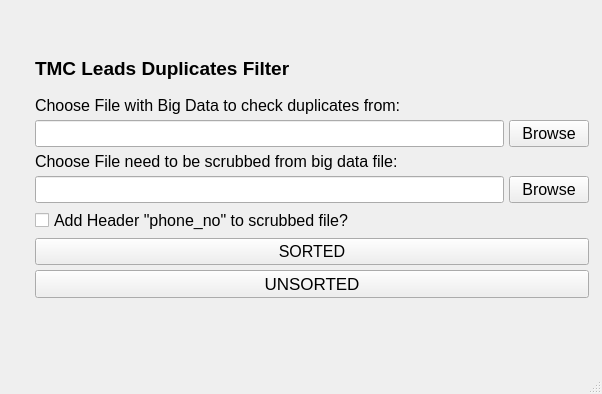
muqeetmughal/Filter-Phone-Numbers-PyQt5-Numpy-Desktop-App, file ui/main.ui: the form before one commit.
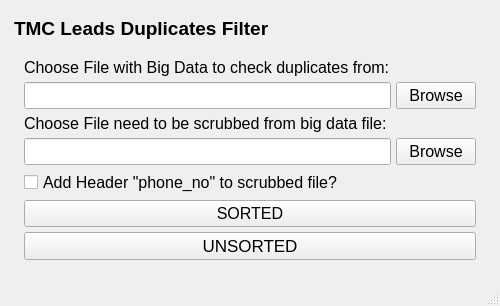
The form after the commit.

```diff
--- a/ui/main.ui
+++ b/ui/main.ui
@@ -9,8 +9,8 @@
    <rect>
     <x>0</x>
     <y>0</y>
-    <width>602</width>
-    <height>394</height>
+    <width>500</width>
+    <height>306</height>
    </rect>
   </property>
   <property name="windowTitle">
@@ -28,15 +28,8 @@
      <pointsize>27</pointsize>
     </font>
    </property>
-   <widget class="QWidget" name="">
-    <property name="geometry">
-     <rect>
-      <x>30</x>
-      <y>40</y>
-      <width>564</width>
-      <height>263</height>
-     </rect>
-    </property>
+   <layout class="QGridLayout" name="gridLayout_2">
+    <item row="0" column="0">
     <layout class="QVBoxLayout" name="verticalLayout">
      <property name="spacing">
       <number>5</number>
@@ -69,6 +62,18 @@
      </item>
      <item>
       <layout class="QGridLayout" name="gridLayout">
+        <property name="leftMargin">
+         <number>10</number>
+        </property>
+        <property name="topMargin">
+         <number>10</number>
+        </property>
+        <property name="rightMargin">
+         <number>10</number>
+        </property>
+        <property name="bottomMargin">
+         <number>10</number>
+        </property>
        <item row="1" column="0">
         <widget class="QLineEdit" name="filepathleft">
          <property name="font">
@@ -201,7 +206,8 @@
       </layout>
      </item>
     </layout>
-   </widget>
+    </item>
+   </layout>
   </widget>
   <widget class="QMenuBar" name="menubar">
    <property name="enabled">
```
Left out of the diff: 2 changed lines with no effect on the pictures. Lines whose indentation alone changed are shown as unchanged.
